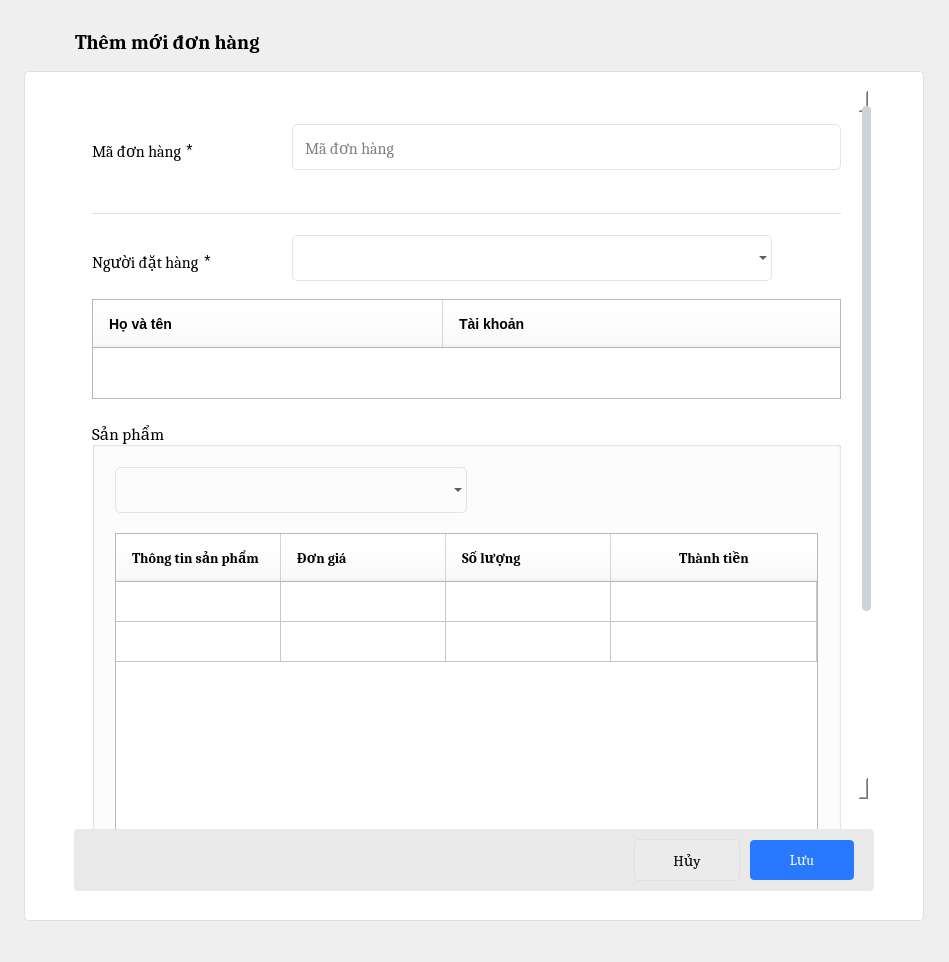
First picture: the form in ui/admin/order_detail.ui, repository dinhphuquy2k1/python-qt5, before the edit.
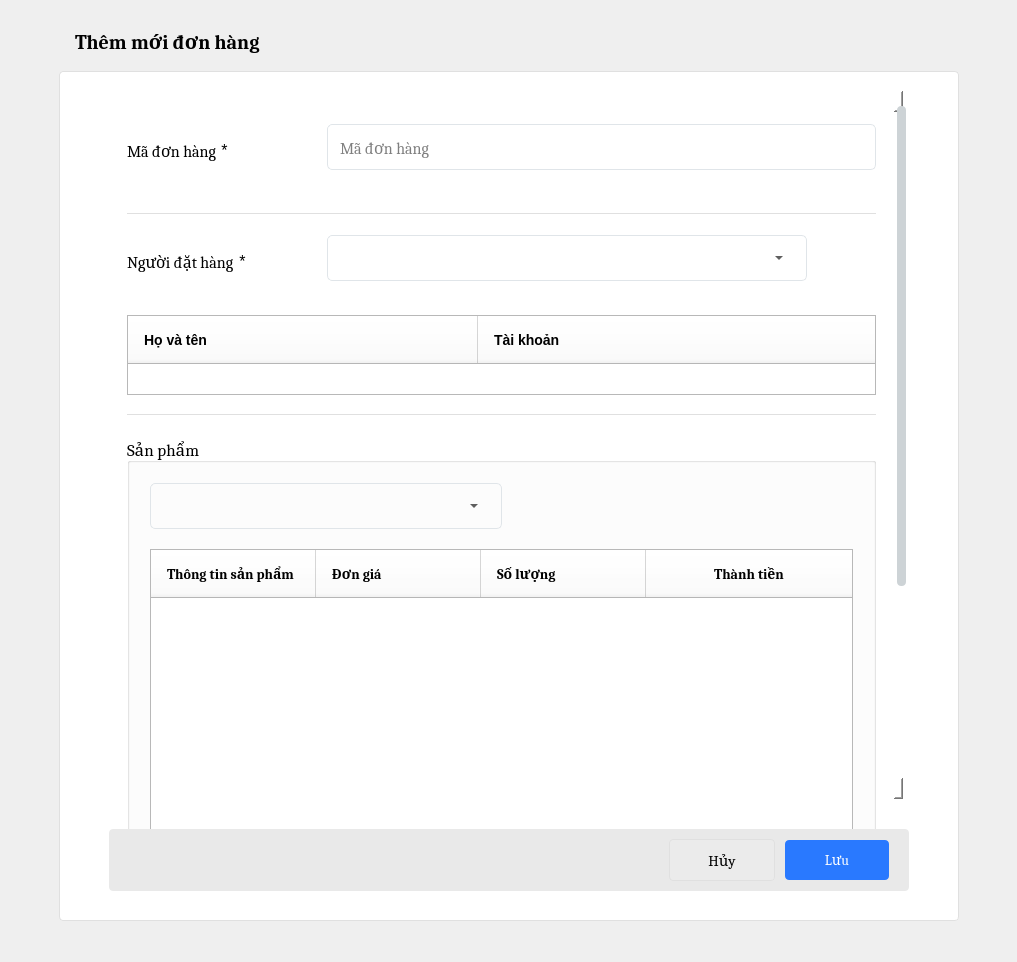
Second picture: the form after the edit. Icons and pictures are not drawn.

Commit message: fix order detail

Patch:
```diff
--- a/ui/admin/order_detail.ui
+++ b/ui/admin/order_detail.ui
@@ -6,7 +6,7 @@
    <rect>
     <x>0</x>
     <y>0</y>
-    <width>949</width>
+    <width>1017</width>
     <height>962</height>
    </rect>
   </property>
@@ -352,7 +352,7 @@
 	font-size: 15px;
 }
 
-#error_product_image, #error_quantity, #error_manufacture_date, #error_description, #error_price, #error_category, #error_product_name, #error_product_code{
+#error_user, #error_quantity, #error_manufacture_date, #error_description, #error_price, #error_category, #error_order_code, #error_product_code{
 	padding-top: 8px;
 	padding-bottom: 8px;
 }
@@ -436,6 +436,13 @@
 
 #table_product_order_container{
 	border: 1px;
+}
+
+QComboBox::drop-down {
+	width: 34px;
+	min-width: 34px;
+	max-width: 34px;
+	padding: 10px;
 }</string>
   </property>
   <layout class="QVBoxLayout" name="verticalLayout">
@@ -665,9 +672,9 @@
                        <property name="geometry">
                         <rect>
                          <x>0</x>
-                         <y>0</y>
+                         <y>-326</y>
                          <width>783</width>
-                         <height>1039</height>
+                         <height>1094</height>
                         </rect>
                        </property>
                        <property name="sizePolicy">
@@ -1060,6 +1067,12 @@
                                                <pointsize>-1</pointsize>
                                               </font>
                                              </property>
+                                             <property name="mouseTracking">
+                                              <bool>false</bool>
+                                             </property>
+                                             <property name="focusPolicy">
+                                              <enum>Qt::StrongFocus</enum>
+                                             </property>
                                              <property name="editable">
                                               <bool>true</bool>
                                              </property>
@@ -1112,7 +1125,7 @@
                                        </widget>
                                       </item>
                                       <item>
-                                       <widget class="QLabel" name="error_user_le">
+                                       <widget class="QLabel" name="error_user">
                                         <property name="text">
                                          <string/>
                                         </property>
@@ -1158,7 +1171,7 @@
                                    <property name="minimumSize">
                                     <size>
                                      <width>0</width>
-                                     <height>100</height>
+                                     <height>80</height>
                                     </size>
                                    </property>
                                    <property name="frameShape">
@@ -1383,14 +1396,26 @@
                                             <property name="cursor">
                                              <cursorShape>PointingHandCursor</cursorShape>
                                             </property>
+                                            <property name="focusPolicy">
+                                             <enum>Qt::NoFocus</enum>
+                                            </property>
                                             <property name="editable">
                                              <bool>true</bool>
                                             </property>
                                             <property name="currentText">
                                              <string/>
                                             </property>
+                                            <property name="iconSize">
+                                             <size>
+                                              <width>30</width>
+                                              <height>30</height>
+                                             </size>
+                                            </property>
+                                            <property name="frame">
+                                             <bool>true</bool>
+                                            </property>
                                             <property name="placeholderText" stdset="0">
-                                             <string extracomment="test">Tìm kiếm theo mã, tên sản phẩm</string>
+                                             <string>Tìm kiếm theo mã, tên sản phẩm</string>
                                             </property>
                                            </widget>
                                           </item>
@@ -1536,7 +1561,7 @@
                                                 <bool>false</bool>
                                                </property>
                                                <property name="rowCount">
-                                                <number>2</number>
+                                                <number>0</number>
                                                </property>
                                                <property name="columnCount">
                                                 <number>4</number>
@@ -1577,8 +1602,6 @@
                                                <attribute name="verticalHeaderHighlightSections">
                                                 <bool>true</bool>
                                                </attribute>
-                                               <row/>
-                                               <row/>
                                                <column>
                                                 <property name="text">
                                                  <string>Thông tin sản phẩm</string>
@@ -1631,6 +1654,13 @@
                                          </layout>
                                         </widget>
                                        </item>
+                                       <item>
+                                        <widget class="QLabel" name="error_product">
+                                         <property name="text">
+                                          <string/>
+                                         </property>
+                                        </widget>
+                                       </item>
                                        <item>
                                         <widget class="QWidget" name="widget_56" native="true">
                                          <property name="maximumSize">
@@ -1804,7 +1834,7 @@
                                                           </font>
                                                          </property>
                                                          <property name="text">
-                                                          <string>4.700.000đ</string>
+                                                          <string>0đ</string>
                                                          </property>
                                                         </widget>
                                                        </item>
@@ -2106,7 +2136,7 @@
                 </widget>
                </item>
                <item>
-                <spacer name="horizontalSpacer_6">
+                <spacer name="horizontalSpacer_2">
                  <property name="orientation">
                   <enum>Qt::Horizontal</enum>
                  </property>
```
The commit also changes 22 other files.
